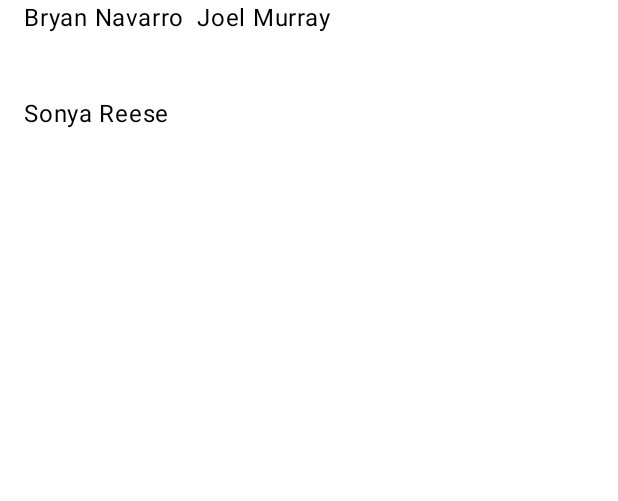
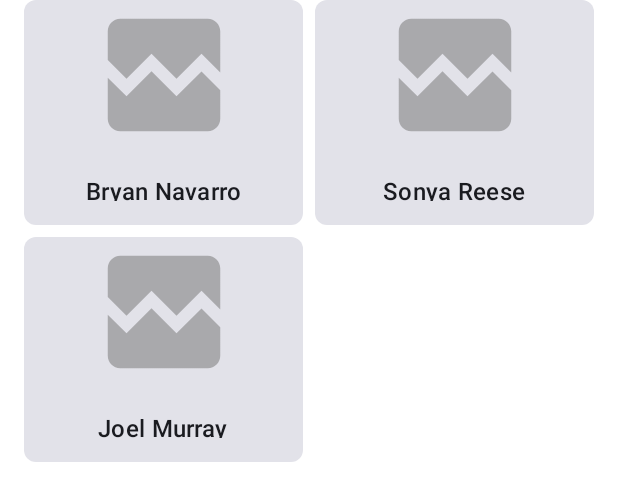
Before and after one commit to AwesomeJim/MiniPokedex, an Android app built with Jetpack Compose: the @Preview function DefaultPreview, on a phone screen of 412 x 824 dp. Shown: the top 501 px of the screen. Run offline under Robolectric (Android 15) with nearby library versions, the phone set to English and light mode, and no system bars; our stand-ins replace Dagger/Hilt's generated code; network calls fail; pictures from the network do not load.

Commit message:
updated the Pokemon card screen

```diff
--- a/core-model/src/main/java/com/awesomejim/pokedex/core/model/Pokemon.kt
+++ b/core-model/src/main/java/com/awesomejim/pokedex/core/model/Pokemon.kt
@@ -14,11 +14,4 @@ data class Pokemon(
     val name: String,
     var id: Int,
     val url: String,
-) : Parcelable {
-    fun getImageUrl(): String {
-        val index = url.split("/".toRegex()).dropLast(1).last()
-        id = index.toInt()
-        return "https://raw.githubusercontent.com/PokeAPI/sprites/master/sprites/" +
-                "pokemon/other/official-artwork/$index.png"
-    }
-}
+) : Parcelable
--- a/core-network/src/main/java/com/awesomejim/pokedex/core/network/model/ResponseMapper.kt
+++ b/core-network/src/main/java/com/awesomejim/pokedex/core/network/model/ResponseMapper.kt
@@ -2,6 +2,7 @@ package com.awesomejim.pokedex.core.network.model
 
 
 import com.awesomejim.pokedex.core.model.Pokemon
+import java.util.Locale
 
 /**
  * Created by Awesome Jim on.
@@ -22,7 +23,7 @@ fun PokemonItemResponse.toCoreModel(): Pokemon {
             "pokemon/other/official-artwork/$index.png"
     return Pokemon(
         page,
-        name,
+        name.replaceFirstChar { if (it.isLowerCase()) it.titlecase(Locale.ROOT) else it.toString() },
         id,
         imageUrl
     )
--- a/core-network/src/main/java/com/awesomejim/pokedex/core/network/service/PokedexClient.kt
+++ b/core-network/src/main/java/com/awesomejim/pokedex/core/network/service/PokedexClient.kt
@@ -17,7 +17,7 @@ class PokedexClient @Inject constructor(
     suspend fun fetchPokemonList(page: Int): Response<PokemonResponse> =
         pokedexService.fetchPokemonList(
             limit = PAGING_SIZE,
-            offset = page * PAGING_SIZE,
+            offset = 0, //page * PAGING_SIZE
         )
 
     suspend fun fetchPokemonInfo(name: String): Response<PokemonInfoResponse> =
@@ -26,6 +26,6 @@ class PokedexClient @Inject constructor(
         )
 
     companion object {
-        private const val PAGING_SIZE = 20
+        private const val PAGING_SIZE = 100
     }
 }
--- a/feature-pokemon/src/main/java/com/awesomejim/pokedex/feature/pokemon/ui/home/PokemonHomeScreen.kt
+++ b/feature-pokemon/src/main/java/com/awesomejim/pokedex/feature/pokemon/ui/home/PokemonHomeScreen.kt
@@ -17,37 +17,38 @@
 package com.awesomejim.pokedex.feature.pokemon.ui.home
 
 
-import androidx.annotation.DrawableRes
-import androidx.annotation.StringRes
-import androidx.compose.foundation.Image
 import androidx.compose.foundation.layout.Arrangement
+import androidx.compose.foundation.layout.Column
 import androidx.compose.foundation.layout.PaddingValues
-import androidx.compose.foundation.layout.Row
+import androidx.compose.foundation.layout.fillMaxWidth
 import androidx.compose.foundation.layout.height
 import androidx.compose.foundation.layout.padding
-import androidx.compose.foundation.layout.size
-import androidx.compose.foundation.layout.width
 import androidx.compose.foundation.lazy.grid.GridCells
-import androidx.compose.foundation.lazy.grid.LazyHorizontalGrid
+import androidx.compose.foundation.lazy.grid.LazyVerticalGrid
 import androidx.compose.foundation.lazy.grid.items
 import androidx.compose.foundation.lazy.rememberLazyListState
+import androidx.compose.foundation.shape.RoundedCornerShape
+import androidx.compose.material3.Card
 import androidx.compose.material3.MaterialTheme
-import androidx.compose.material3.Surface
 import androidx.compose.material3.Text
 import androidx.compose.runtime.Composable
 import androidx.compose.runtime.getValue
 import androidx.compose.ui.Alignment
 import androidx.compose.ui.Modifier
 import androidx.compose.ui.layout.ContentScale
+import androidx.compose.ui.platform.LocalContext
 import androidx.compose.ui.res.painterResource
-import androidx.compose.ui.res.stringResource
+import androidx.compose.ui.text.style.TextAlign
 import androidx.compose.ui.tooling.preview.Preview
 import androidx.compose.ui.unit.dp
 import androidx.hilt.navigation.compose.hiltViewModel
 import androidx.lifecycle.compose.collectAsStateWithLifecycle
+import coil.compose.AsyncImage
+import coil.request.ImageRequest
 import com.awesomejim.pokedex.core.data.di.fakePokemons
 import com.awesomejim.pokedex.core.model.Pokemon
 import com.awesomejim.pokedex.core.ui.theme.PokemonTheme
+import com.awesomejim.pokedex.feature.pokemon.R
 import com.awesomejim.pokedex.feature.pokemon.ui.home.PokemonUiState.Success
 
 @Composable
@@ -70,45 +71,46 @@ internal fun PokemonScreen(
     onSave: (pokemon: Pokemon) -> Unit,
     modifier: Modifier = Modifier
 ) {
-    LazyHorizontalGrid(
-        rows = GridCells.Fixed(2),
+    LazyVerticalGrid(
+        columns = GridCells.Fixed(2),
         contentPadding = PaddingValues(horizontal = 16.dp),
         horizontalArrangement = Arrangement.spacedBy(8.dp),
-        verticalArrangement = Arrangement.spacedBy(8.dp),
-        modifier = modifier.height(120.dp)
+        verticalArrangement = Arrangement.spacedBy(8.dp)
     ) {
         items(items) { item ->
-            Text(item.name)
+            PokemonCard(item, modifier)
         }
     }
 }
 
 @Composable
 fun PokemonCard(
-    @DrawableRes drawable: Int,
-    @StringRes text: Int,
-    modifier: Modifier = Modifier
+    pokemon: Pokemon, modifier: Modifier = Modifier
 ) {
-    Surface(
-        shape = MaterialTheme.shapes.small,
+    Card(
         modifier = modifier
+            .height(150.dp),
+        shape = RoundedCornerShape(8.dp)
     ) {
-        Row(
-            verticalAlignment = Alignment.CenterVertically,
-            modifier = Modifier
-                .width(192.dp)
-        ) {
-            Image(
-                painter = painterResource(drawable),
-                contentDescription = null,
-                contentScale = ContentScale.Crop,
-                modifier = Modifier.size(56.dp)
+        Column(horizontalAlignment = Alignment.CenterHorizontally) {
+            AsyncImage(
+                modifier = Modifier
+                    .fillMaxWidth()
+                    .height(100.dp),
+                model = ImageRequest.Builder(context = LocalContext.current)
+                    .data(pokemon.url)
+                    .crossfade(true)
+                    .build(),
+                contentDescription = pokemon.name,
+                contentScale = ContentScale.Fit,
+                error = painterResource(id = R.drawable.ic_broken_image),
+                placeholder = painterResource(id = R.drawable.loading_img)
             )
             Text(
-                text = stringResource(text),
-                style = MaterialTheme.typography.headlineMedium,
-                modifier = Modifier.padding(horizontal = 16.dp)
-
+                text = pokemon.name,
+                style = MaterialTheme.typography.titleMedium,
+                textAlign = TextAlign.Justify,
+                modifier = Modifier.padding(16.dp)
             )
         }
     }
@@ -116,7 +118,7 @@ fun PokemonCard(
 }
 // Previews
 
-@Preview(showBackground = true)
+@Preview(showBackground = true, showSystemUi = true)
 @Composable
 private fun DefaultPreview() {
     PokemonTheme {
@@ -124,7 +126,7 @@ private fun DefaultPreview() {
     }
 }
 
-@Preview(showBackground = true, widthDp = 480)
+@Preview(showBackground = true, widthDp = 480, showSystemUi = true)
 @Composable
 private fun PortraitPreview() {
     PokemonTheme {
--- /dev/null
+++ b/feature-pokemon/src/main/res/drawable/ic_broken_image.xml
@@ -0,0 +1,25 @@
+<!--
+  Copyright (C) 2022 The Android Open Source Project
+
+  Licensed under the Apache License, Version 2.0 (the "License");
+  you may not use this file except in compliance with the License.
+  You may obtain a copy of the License at
+
+       http://www.apache.org/licenses/LICENSE-2.0
+
+  Unless required by applicable law or agreed to in writing, software
+  distributed under the License is distributed on an "AS IS" BASIS,
+  WITHOUT WARRANTIES OR CONDITIONS OF ANY KIND, either express or implied.
+  See the License for the specific language governing permissions and
+  limitations under the License.
+  -->
+<vector xmlns:android="http://schemas.android.com/apk/res/android"
+    android:width="24dp"
+    android:height="24dp"
+    android:tint="#A9A9AC"
+    android:viewportWidth="24.0"
+    android:viewportHeight="24.0">
+    <path
+        android:fillColor="#FF000000"
+        android:pathData="M21,5v6.59l-3,-3.01 -4,4.01 -4,-4 -4,4 -3,-3.01L3,5c0,-1.1 0.9,-2 2,-2h14c1.1,0 2,0.9 2,2zM18,11.42l3,3.01L21,19c0,1.1 -0.9,2 -2,2L5,21c-1.1,0 -2,-0.9 -2,-2v-6.58l3,2.99 4,-4 4,4 4,-3.99z" />
+</vector>
--- /dev/null
+++ b/feature-pokemon/src/main/res/drawable/loading_img.xml
@@ -0,0 +1,94 @@
+<?xml version="1.0" encoding="utf-8"?>
+<!--
+  Copyright (C) 2022 The Android Open Source Project
+
+  Licensed under the Apache License, Version 2.0 (the "License");
+  you may not use this file except in compliance with the License.
+  You may obtain a copy of the License at
+
+       http://www.apache.org/licenses/LICENSE-2.0
+
+  Unless required by applicable law or agreed to in writing, software
+  distributed under the License is distributed on an "AS IS" BASIS,
+  WITHOUT WARRANTIES OR CONDITIONS OF ANY KIND, either express or implied.
+  See the License for the specific language governing permissions and
+  limitations under the License.
+  -->
+<vector xmlns:android="http://schemas.android.com/apk/res/android"
+    android:width="24dp"
+    android:height="24dp"
+    android:viewportWidth="72"
+    android:viewportHeight="72">
+    <path
+        android:fillColor="#cccccf"
+        android:pathData="M36.06,28.92L36.06,32.18"
+        android:strokeWidth="1"
+        android:strokeColor="#e7e7e7"
+        android:strokeLineCap="round" />
+    <path
+        android:fillColor="#c8c8cc"
+        android:pathData="M39.45,29.88L37.82,32.71"
+        android:strokeWidth="1"
+        android:strokeColor="#cacaca"
+        android:strokeLineCap="round" />
+    <path
+        android:fillColor="#bbbbbe"
+        android:pathData="M42.12,32.32L39.3,33.95"
+        android:strokeWidth="1"
+        android:strokeColor="#cdcdcd"
+        android:strokeLineCap="round" />
+    <path
+        android:fillColor="#b2b2b7"
+        android:pathData="M39.8,35.98L43.06,35.98"
+        android:strokeWidth="1"
+        android:strokeColor="#cbcbcb"
+        android:strokeLineCap="round" />
+    <path
+        android:fillColor="#d0d0d4"
+        android:pathData="M32.77,29.99L34.4,32.81"
+        android:strokeWidth="1"
+        android:strokeColor="#ededed"
+        android:strokeLineCap="round" />
+    <path
+        android:fillColor="#949497"
+        android:pathData="M30.1,32.42L32.92,34.05"
+        android:strokeWidth="1"
+        android:strokeColor="#525252"
+        android:strokeLineCap="round" />
+    <path
+        android:fillColor="#97979b"
+        android:pathData="M32.42,35.98L29.16,35.98"
+        android:strokeWidth="1"
+        android:strokeColor="#6e6e6e"
+        android:strokeLineCap="round" />
+    <path
+        android:fillColor="#a8a8ac"
+        android:pathData="M36.06,43.08L36.06,39.82"
+        android:strokeWidth="1"
+        android:strokeColor="#a0a0a0"
+        android:strokeLineCap="round" />
+    <path
+        android:fillColor="#cacaca"
+        android:pathData="M39.7,41.99L38.07,39.16"
+        android:strokeWidth="1"
+        android:strokeColor="#cacaca"
+        android:strokeLineCap="round" />
+    <path
+        android:fillColor="#b6b6ba"
+        android:pathData="M42.19,39.4L39.37,37.77"
+        android:strokeWidth="1"
+        android:strokeColor="#ccc"
+        android:strokeLineCap="round" />
+    <path
+        android:fillColor="#a1a1a5"
+        android:pathData="M32.46,41.98L34.09,39.16"
+        android:strokeWidth="1"
+        android:strokeColor="#909090"
+        android:strokeLineCap="round" />
+    <path
+        android:fillColor="#9d9da0"
+        android:pathData="M29.85,39.4L32.67,37.77"
+        android:strokeWidth="1"
+        android:strokeColor="#7a7a7a"
+        android:strokeLineCap="round" />
+</vector>
```
